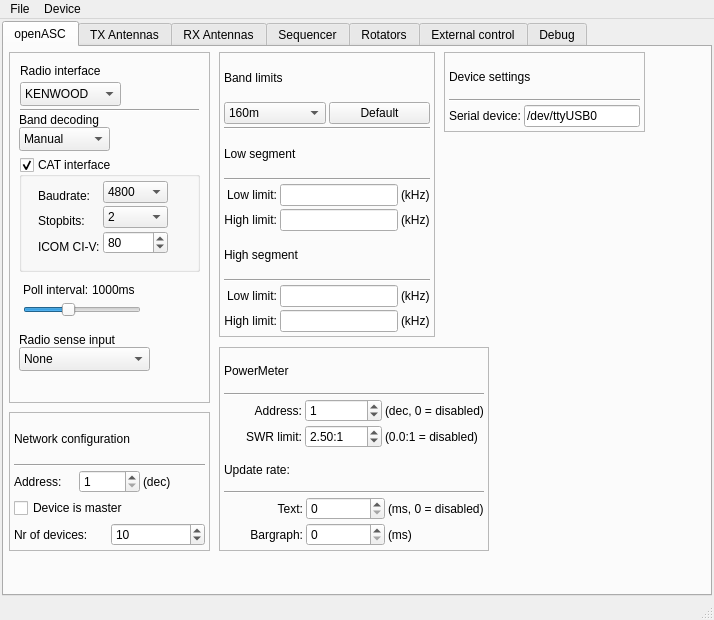
First picture: the form in c/openASC_Configurator/ui/mainwindow.ui, repository thegeek82000/openasc, before the edit.
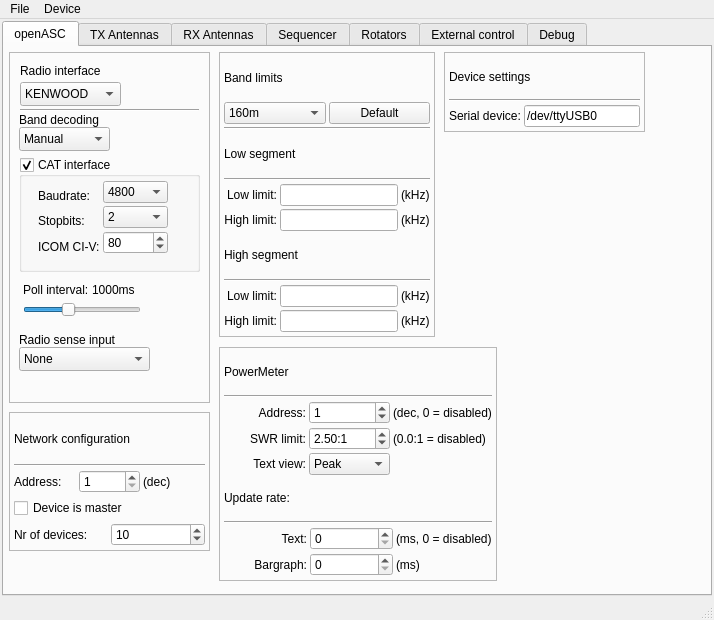
Second picture: the form after the edit.

Commit message: - Did add power meter option to select which type of text view mode we should have, average or peak - Did some work on the power meter support, not tested!

What changed in the file:
```diff
--- a/c/openASC_Configurator/ui/mainwindow.ui
+++ b/c/openASC_Configurator/ui/mainwindow.ui
@@ -810,8 +810,8 @@
          <rect>
           <x>215</x>
           <y>300</y>
-          <width>270</width>
-          <height>204</height>
+          <width>278</width>
+          <height>234</height>
          </rect>
         </property>
         <property name="frameShape">
@@ -903,6 +903,30 @@
              </property>
             </widget>
            </item>
+           <item row="2" column="0">
+            <widget class="QLabel" name="labelPowerMeterTextView">
+             <property name="text">
+              <string>Text view:</string>
+             </property>
+             <property name="alignment">
+              <set>Qt::AlignRight|Qt::AlignTrailing|Qt::AlignVCenter</set>
+             </property>
+            </widget>
+           </item>
+           <item row="2" column="1">
+            <widget class="QComboBox" name="comboBoxPowerMeterTextView">
+             <item>
+              <property name="text">
+               <string>Peak</string>
+              </property>
+             </item>
+             <item>
+              <property name="text">
+               <string>Average</string>
+              </property>
+             </item>
+            </widget>
+           </item>
           </layout>
          </item>
          <item>
```
Left out of the diff: 6 changed lines with no effect on the pictures. The commit also changes 31 other files.
